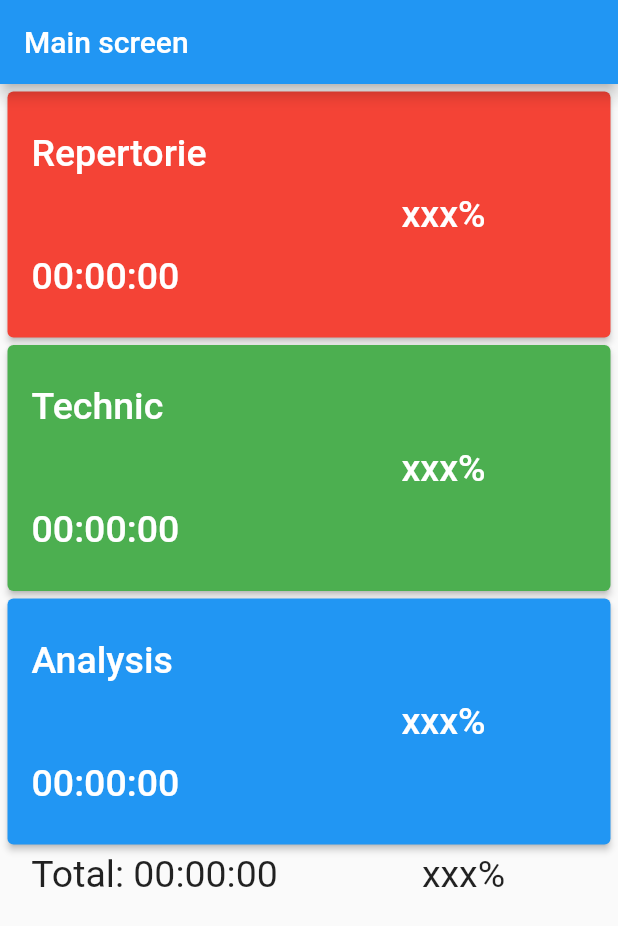
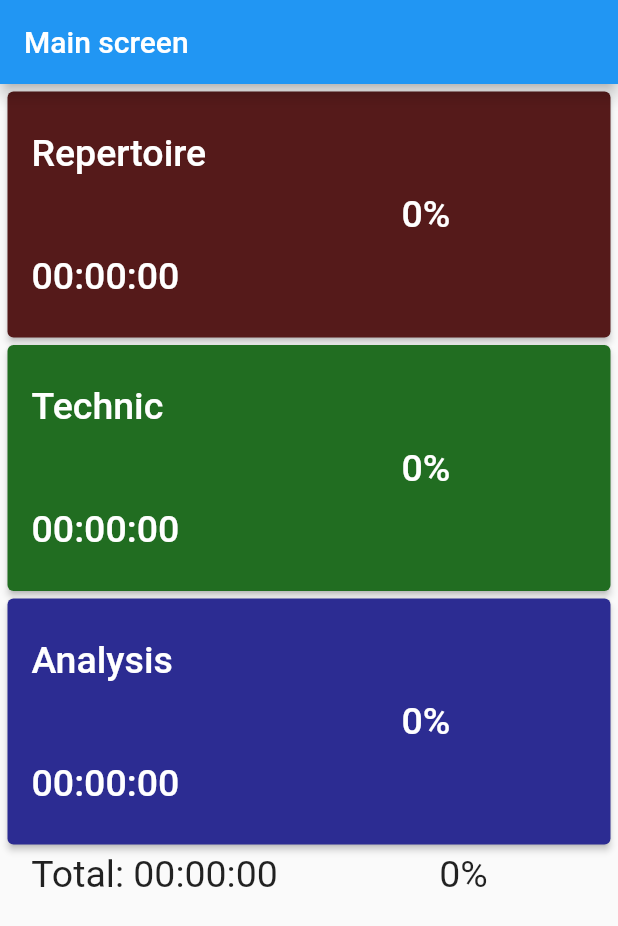
Before and after one commit to GolubevMaxim/music_stats_app, a Flutter app: the screen it shows after launch, on a phone screen of 412 x 824 dp. Shown: the top 926 px of the screen. Run offline on Flutter 3.47's test engine with Material 2 defaults, Android fonts, the phone set to English and light mode, and no system bars; our stand-ins replace google_fonts, hive_flutter; accounts and stored records are empty; Roboto replaces fonts that are missing (Titan One).

Commit message:
timer logic

```diff
--- a/lib/data/data.dart
+++ b/lib/data/data.dart
@@ -1,14 +1,13 @@
 import 'package:hive_flutter/hive_flutter.dart';
 
-void save(DateTime date, int repertoireTime, int technicTime,
-    int analysisTime) async {
+void save(DateTime date, List<int> stats) async {
   final year = date.year;
   final diff = date.difference(DateTime(year, 1, 1, 0, 0));
   final day = diff.inDays + 1;
 
   final box = await Hive.openBox<List<int>>(year.toString());
 
-  await box.put(day, <int>[repertoireTime, technicTime, analysisTime]);
+  await box.put(day, stats);
 
   await box.close();
 }
--- /dev/null
+++ b/lib/models/change_notifier_provider.dart
@@ -0,0 +1,32 @@
+import 'package:flutter/material.dart';
+
+class ChangeNotifierProvider<T extends ChangeNotifier>
+    extends InheritedNotifier<T> {
+  const ChangeNotifierProvider({
+    Key? key,
+    required T model,
+    required Widget child,
+  }) : super(
+          key: key,
+          notifier: model,
+          child: child,
+        );
+
+  static T? watch<T extends ChangeNotifier>(BuildContext context) {
+    return context
+        .dependOnInheritedWidgetOfExactType<ChangeNotifierProvider<T>>()
+        ?.notifier;
+  }
+
+  static T? read<T extends ChangeNotifier>(BuildContext context) {
+    final widget = context
+        .getElementForInheritedWidgetOfExactType<ChangeNotifierProvider<T>>()
+        ?.widget;
+
+    if (widget is ChangeNotifierProvider<T>) {
+      return widget.notifier;
+    } else {
+      return null;
+    }
+  }
+}
--- a/lib/models/timers_model.dart
+++ b/lib/models/timers_model.dart
@@ -1,10 +1,47 @@
 import 'package:flutter/material.dart';
+import 'package:music_stats_app/data/data.dart';
 
 class TimersModel extends ChangeNotifier {
-  List<bool> states = [false, false, false];
-  List<int> values = [0, 0, 0];
+  final List<bool> states = [false, false, false];
+  final List<int> values = [0, 0, 0];
 
-  void changeState(int timerInd) {
+  final List<int> yesterdayValues = [0, 0, 0];
+
+  TimersModel() {
+    _updaterYesterdayValues();
+    _loadValues();
+  }
+
+  void Function() changeStateBuilder(int timerInd) {
+    void func() {
+      _changeState(timerInd);
+    }
+
+    return func;
+  }
+
+  int getPercent(int timerInd) {
+    if (yesterdayValues[timerInd] == 0) {
+      return 0;
+    }
+    return ((values[timerInd] / yesterdayValues[timerInd] - 1) * 100).toInt();
+  }
+
+  int getTotalTime() {
+    return values.reduce((value, element) => value + element);
+  }
+
+  int getTotalPercent() {
+    int totalTime = getTotalTime();
+    int totalYesterdayTime = yesterdayValues.reduce((a, b) => a + b);
+
+    if (totalYesterdayTime == 0) {
+      return 0;
+    }
+    return ((totalTime / totalYesterdayTime - 1) * 100).toInt();
+  }
+
+  void _changeState(int timerInd) {
     for (int i = 0; i < states.length; i++) {
       if (i != timerInd) {
         states[i] = false;
@@ -12,24 +49,53 @@ class TimersModel extends ChangeNotifier {
         states[i] = !states[i];
       }
     }
+
+    if (states[timerInd]) {
+      _clock(timerInd);
+    } else {
+      notifyListeners();
+    }
   }
 
-  void Function() changeStateBuilder(int timerInd) {
-    void func() {
-      changeState(timerInd);
-    }
-
-    return func;
-  }
-
-  void clock(int timerInd) {
+  void _clock(int timerInd) {
     if (!states[timerInd]) {
       return;
     }
 
     values[timerInd]++;
+
     notifyListeners();
+    save(DateTime.now(), values);
 
-    Future.delayed(const Duration(seconds: 1), () => clock(timerInd));
+    Future.delayed(const Duration(seconds: 1), () => _clock(timerInd));
+  }
+
+  void _updaterYesterdayValues() {
+    load(DateTime.now().subtract(const Duration(days: 1))).then((value) {
+      if (value != null) {
+        for (int i = 0; i < yesterdayValues.length; i++) {
+          yesterdayValues[i] = value[i];
+        }
+
+        notifyListeners();
+      }
+    });
+
+    final int hours = 24 - DateTime.now().hour;
+    final int minutes = hours * 60 + 60 - DateTime.now().minute;
+
+    Future.delayed(Duration(minutes: minutes), () => _updaterYesterdayValues());
+  }
+
+  void _loadValues() {
+    load(DateTime.now()).then((value) {
+      if (value != null) {
+        for (int i = 0; i < values.length; i++) {
+          values[i] = value[i];
+        }
+      }
+
+      notifyListeners();
+    });
   }
 }
--- a/lib/widgets/app.dart
+++ b/lib/widgets/app.dart
@@ -1,4 +1,5 @@
 import 'package:flutter/material.dart';
+import 'package:google_fonts/google_fonts.dart';
 import 'package:music_stats_app/widgets/main_screen.dart';
 
 class App extends StatelessWidget {
@@ -7,9 +8,10 @@ class App extends StatelessWidget {
   @override
   Widget build(BuildContext context) {
     return MaterialApp(
+        theme: ThemeData(fontFamily: GoogleFonts.titanOne().fontFamily),
         home: Scaffold(
-      appBar: AppBar(title: const Text("Main screen")),
-      body: const MainScreen(),
-    ));
+          appBar: AppBar(title: const Text("Main screen")),
+          body: const MainScreen(),
+        ));
   }
 }
--- a/lib/widgets/main_screen.dart
+++ b/lib/widgets/main_screen.dart
@@ -1,17 +1,65 @@
 import 'package:flutter/material.dart';
+import 'package:music_stats_app/models/change_notifier_provider.dart';
+import 'package:music_stats_app/models/timers_model.dart';
 import 'package:music_stats_app/widgets/statistic_widget.dart';
 import 'package:music_stats_app/widgets/timers_widget.dart';
 
-class MainScreen extends StatelessWidget {
+class MainScreen extends StatefulWidget {
   const MainScreen({Key? key}) : super(key: key);
 
   @override
+  MainScreenState createState() => MainScreenState();
+}
+
+class MainScreenState extends State<MainScreen> {
+  final _model = TimersModel();
+
+  @override
   Widget build(BuildContext context) {
-    return const SizedBox(
+    return SizedBox(
         width: double.infinity,
-        child: Column(children: [
-          Expanded(flex: 2, child: TimersWidget()),
-          Expanded(flex: 1, child: StatisticWidget())
-        ]));
+        child: ChangeNotifierProvider(
+          model: _model,
+          child: const Column(children: [
+            Expanded(flex: 2, child: Timers()),
+            Expanded(flex: 1, child: StatisticWidget())
+          ]),
+        ));
   }
 }
+
+class Timers extends StatelessWidget {
+  const Timers({
+    super.key,
+  });
+
+  @override
+  Widget build(BuildContext context) {
+    return const TimersWidget(timerParameters: [
+      TimerParameters(
+          "Repertoire ",
+          ButtonStyle(
+              backgroundColor: MaterialStatePropertyAll<Color>(
+                  Color.fromARGB(255, 244, 53, 53))),
+          ButtonStyle(
+              backgroundColor: MaterialStatePropertyAll<Color>(
+                  Color.fromARGB(255, 85, 26, 26)))),
+      TimerParameters(
+          "Technic ",
+          ButtonStyle(
+              backgroundColor: MaterialStatePropertyAll<Color>(
+                  Color.fromARGB(255, 53, 244, 148))),
+          ButtonStyle(
+              backgroundColor: MaterialStatePropertyAll<Color>(
+                  Color.fromARGB(255, 33, 109, 33)))),
+      TimerParameters(
+          "Analysis ",
+          ButtonStyle(
+              backgroundColor: MaterialStatePropertyAll<Color>(
+                  Color.fromARGB(255, 84, 210, 255))),
+          ButtonStyle(
+              backgroundColor: MaterialStatePropertyAll<Color>(
+                  Color.fromARGB(255, 44, 44, 146))))
+    ]);
+  }
+}
--- a/lib/widgets/statistic_widget.dart
+++ b/lib/widgets/statistic_widget.dart
@@ -1,24 +1,24 @@
 import 'package:flutter/material.dart';
 import 'package:google_fonts/google_fonts.dart';
-import 'package:music_stats_app/data/data.dart';
 
 import '../data/tools.dart';
+import '../models/change_notifier_provider.dart';
+import '../models/timers_model.dart';
 
-class StatisticWidget extends StatefulWidget {
+class StatisticWidget extends StatelessWidget {
   const StatisticWidget({Key? key}) : super(key: key);
 
-  @override
-  State<StatisticWidget> createState() => _StatisticWidgetState();
-}
-
-class _StatisticWidgetState extends State<StatisticWidget> {
   @override
   Widget build(BuildContext context) {
     return SizedBox(
         width: double.infinity,
         child: Row(children: [
-          TextWarp(text: "Total: ${durationFormat(Duration(seconds: 0))}"),
-          TextWarp(text: "xxx%")
+          TextWarp(
+              text:
+                  "Total: ${durationFormat(Duration(seconds: ChangeNotifierProvider.watch<TimersModel>(context)?.getTotalTime() ?? 0))}"),
+          TextWarp(
+              text:
+                  "${ChangeNotifierProvider.watch<TimersModel>(context)?.getTotalPercent() ?? 0}%")
         ]));
   }
 }
--- a/lib/widgets/timer_button.dart
+++ b/lib/widgets/timer_button.dart
@@ -1,28 +1,48 @@
-import 'package:flutter/foundation.dart';
 import 'package:flutter/material.dart';
 import 'package:google_fonts/google_fonts.dart';
+import 'package:music_stats_app/models/change_notifier_provider.dart';
+import 'package:music_stats_app/models/timers_model.dart';
+import 'package:music_stats_app/widgets/timers_widget.dart';
 
 import '../data/tools.dart';
 
 class TimerButton extends StatelessWidget {
-  final String text;
+  final int timerInd;
+  final void Function()? onPressed;
 
-  const TimerButton(this.text, {super.key});
+  final TimerParameters parameters;
+
+  const TimerButton(this.timerInd, this.onPressed, this.parameters,
+      {super.key});
 
   @override
   Widget build(BuildContext context) {
-    return Row(children: [
+    return ElevatedButton(
+      style: {
+        true: parameters.activeColor,
+        false: parameters.inactiveColor
+      }[ChangeNotifierProvider.watch<TimersModel>(context)?.states[timerInd] ??
+          false],
+      onPressed: onPressed,
+      child: Row(children: [
         Expanded(
             flex: 2,
             child: Column(children: [
-            TextWarp(text: text),
-            TextWarp(text: durationFormat(Duration(seconds: 0)))
+              TextWarp(text: parameters.text),
+              TextWarp(
+                  text: durationFormat(Duration(
+                      seconds:
+                          ChangeNotifierProvider.watch<TimersModel>(context)
+                                  ?.values[timerInd] ??
+                              0)))
             ])),
         Expanded(
             flex: 1,
-          child: Text("xxx%",
+            child: Text(
+                "${ChangeNotifierProvider.watch<TimersModel>(context)?.getPercent(timerInd) ?? 0}%",
                 style: GoogleFonts.getFont("Titan One", fontSize: 25)))
-    ]);
+      ]),
+    );
   }
 }
 
--- a/lib/widgets/timers_widget.dart
+++ b/lib/widgets/timers_widget.dart
@@ -1,39 +1,41 @@
 import 'package:flutter/material.dart';
+import 'package:music_stats_app/models/change_notifier_provider.dart';
+import 'package:music_stats_app/models/timers_model.dart';
 import 'package:music_stats_app/widgets/timer_button.dart';
 
-class TimersWidget extends StatefulWidget {
-  const TimersWidget({Key? key}) : super(key: key);
+class TimerParameters {
+  final String text;
+  final ButtonStyle activeColor;
+  final ButtonStyle inactiveColor;
 
-  @override
-  State<TimersWidget> createState() => _TimersWidgetState();
+  const TimerParameters(
+    this.text,
+    this.activeColor,
+    this.inactiveColor,
+  );
 }
 
-class _TimersWidgetState extends State<TimersWidget> {
-  final List<bool> _timerState = [false, false, false];
+class TimersWidget extends StatelessWidget {
+  final List<TimerParameters> timerParameters;
 
-  final List<String> _timerText = ["Repertorie ", "Technic ", "Analysis "];
-
-  final List<ButtonStyle> _buttonStyle = [
-    ElevatedButton.styleFrom(backgroundColor: Colors.red),
-    ElevatedButton.styleFrom(backgroundColor: Colors.green),
-    ElevatedButton.styleFrom(backgroundColor: Colors.blue)
-  ];
+  const TimersWidget({Key? key, required this.timerParameters})
+      : super(key: key);
 
   @override
   Widget build(BuildContext context) {
     List<TimerButton> timerButtons = [];
     List<Widget> timerButtonContainers = [const SizedBox(height: 5)];
 
-    for (int i = 0; i < _timerText.length; i++) {
-      timerButtons.add(TimerButton(_timerText[i]));
+    for (int i = 0; i < timerParameters.length; i++) {
+      timerButtons.add(TimerButton(
+          i,
+          ChangeNotifierProvider.read<TimersModel>(context)
+              ?.changeStateBuilder(i),
+          timerParameters[i]));
     }
 
     for (int i = 0; i < timerButtons.length; i++) {
-      timerButtonContainers.add(_TimerButtonContainer(
-          child: ElevatedButton(
-              style: _buttonStyle[i],
-              onPressed: () {},
-              child: timerButtons[i])));
+      timerButtonContainers.add(_TimerButtonContainer(child: timerButtons[i]));
     }
 
     return SizedBox(
```
Lines whose indentation alone changed are shown as unchanged.
